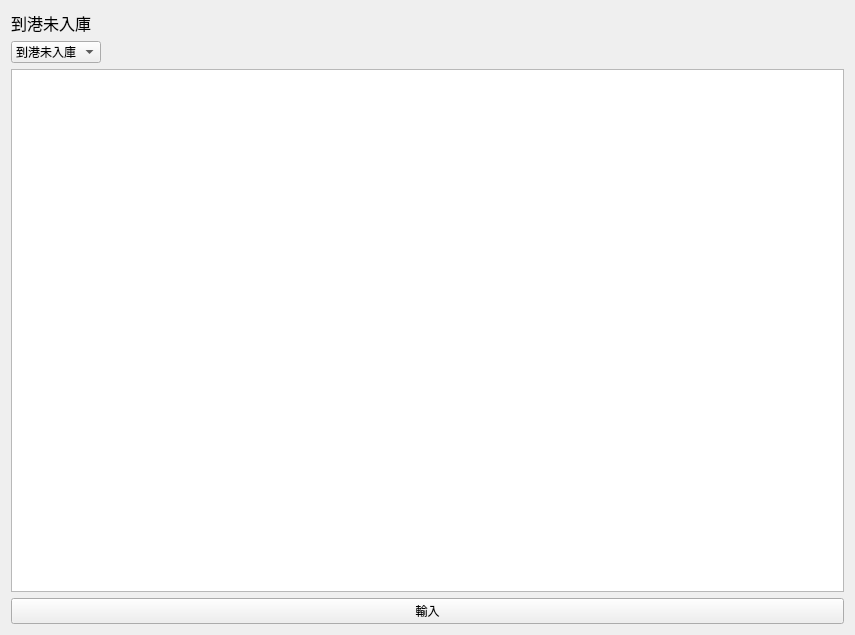
Above: mainwindow.ui from Po-haoHuang/huitong-paper before the change. Below: the same form after it.
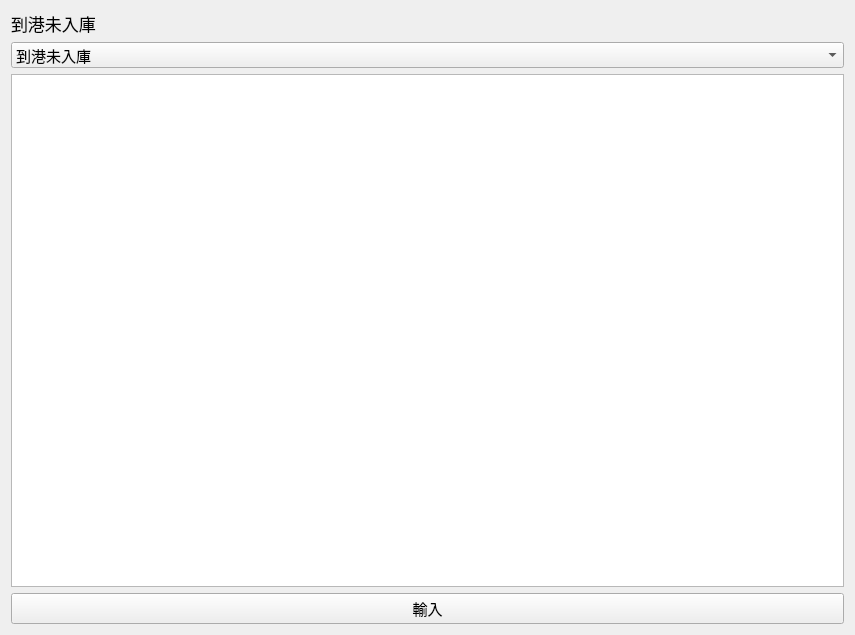
That is the form after the change.

Patch:
```diff
--- a/mainwindow.ui
+++ b/mainwindow.ui
@@ -19,7 +19,7 @@
      <widget class="QLabel" name="paperInputTitle">
       <property name="font">
        <font>
-        <pointsize>12</pointsize>
+        <pointsize>13</pointsize>
        </font>
       </property>
       <property name="text">
@@ -33,11 +33,16 @@
     <item>
      <widget class="QComboBox" name="systemStatusComboBox">
       <property name="sizePolicy">
-       <sizepolicy hsizetype="Fixed" vsizetype="Fixed">
+       <sizepolicy hsizetype="Expanding" vsizetype="Fixed">
         <horstretch>0</horstretch>
         <verstretch>0</verstretch>
        </sizepolicy>
       </property>
+      <property name="font">
+       <font>
+        <pointsize>11</pointsize>
+       </font>
+      </property>
       <item>
        <property name="text">
         <string>到港未入庫</string>
@@ -68,10 +73,20 @@
         <verstretch>0</verstretch>
        </sizepolicy>
       </property>
+      <property name="font">
+       <font>
+        <pointsize>11</pointsize>
+       </font>
+      </property>
      </widget>
     </item>
     <item>
      <widget class="QPushButton" name="paperInputPushButton">
+      <property name="font">
+       <font>
+        <pointsize>11</pointsize>
+       </font>
+      </property>
       <property name="text">
        <string>輸入</string>
       </property>
```
